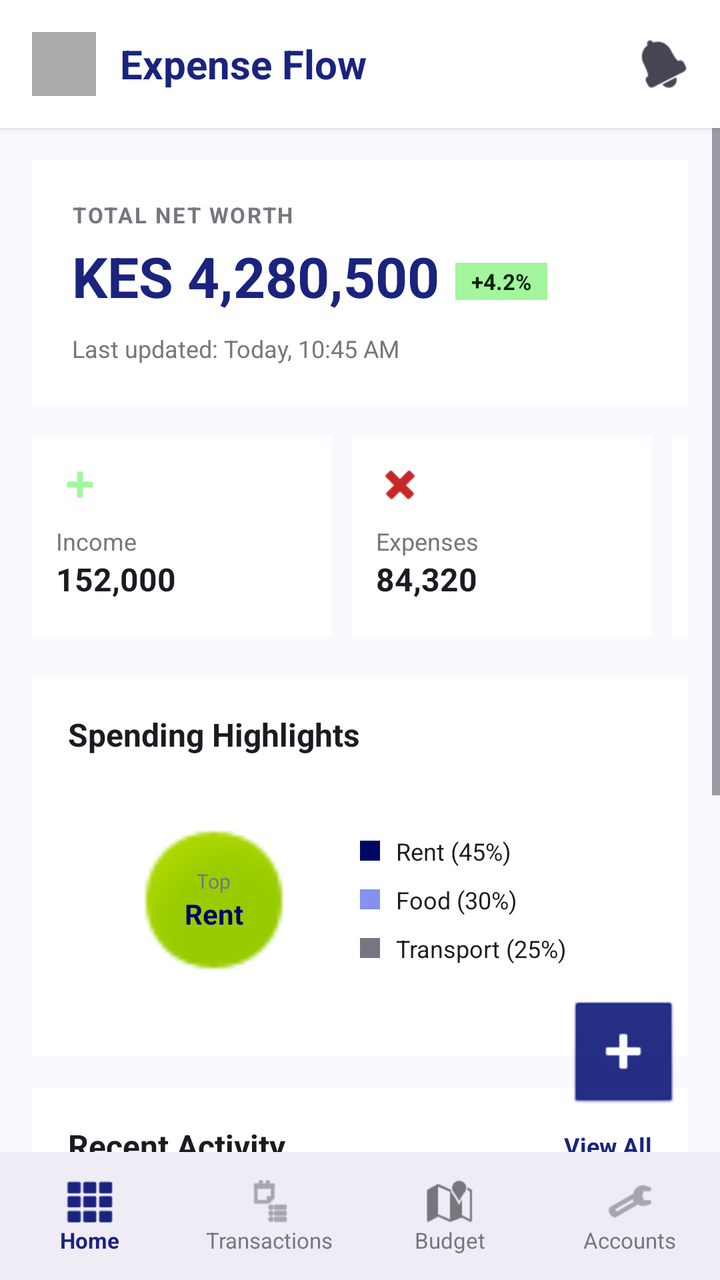
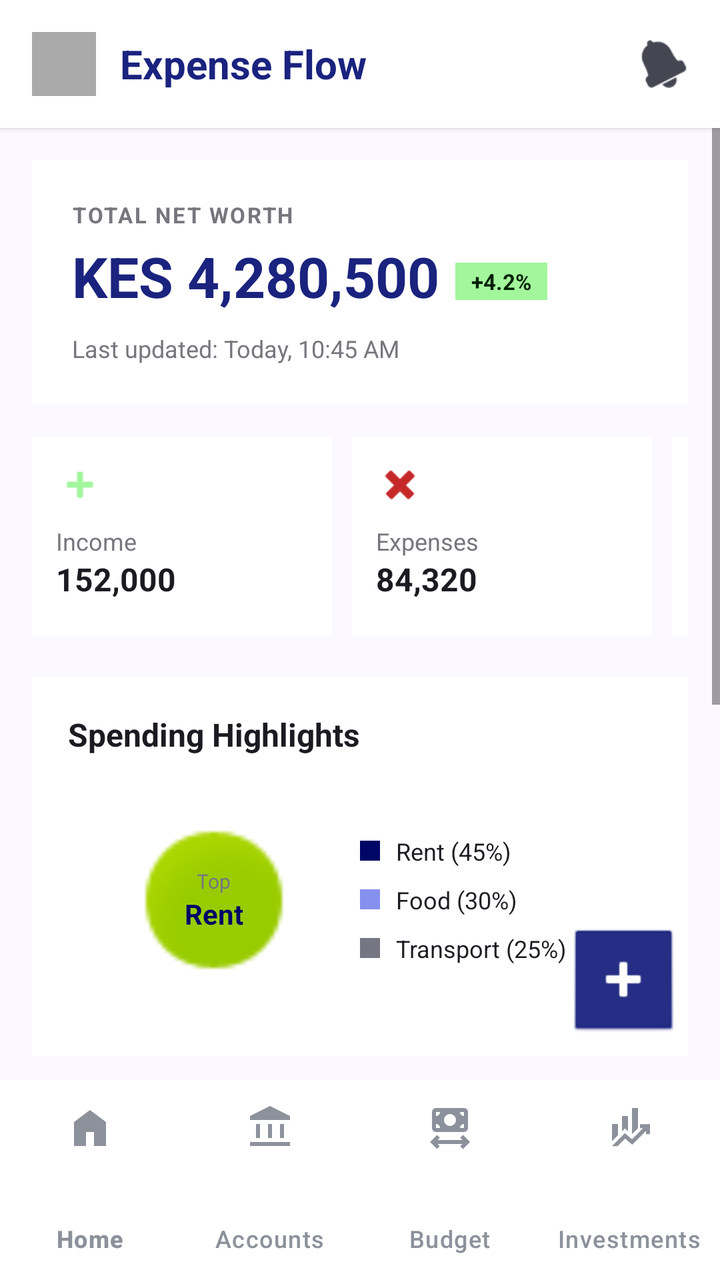

Screens rendered from an Android XML layout before and after an edit, with the pre-edit source and the edit as a unified diff.
<!-- AndroidManifest.xml: application theme Theme.ExpenseFlow -->
<!-- res/layout/activity_home_page.xml -->
<?xml version="1.0" encoding="utf-8"?>
<RelativeLayout xmlns:android="http://schemas.android.com/apk/res/android"
    xmlns:app="http://schemas.android.com/apk/res-auto"
    xmlns:tools="http://schemas.android.com/tools"
    android:layout_width="match_parent"
    android:layout_height="match_parent"
    android:background="@color/Background"
    tools:context=".HomePageActivity"
    android:id="@+id/main">

    
    <RelativeLayout
        android:id="@+id/top_bar"
        android:layout_width="match_parent"
        android:layout_height="64dp"
        android:background="@color/white"
        android:elevation="2dp"
        android:paddingHorizontal="16dp"
        android:layout_alignParentTop="true">

        <LinearLayout
            android:layout_width="wrap_content"
            android:layout_height="wrap_content"
            android:orientation="horizontal"
            android:gravity="center_vertical"
            android:layout_centerVertical="true">

            <ImageView
                android:id="@+id/profile_avatar_mock"
                android:layout_width="32dp"
                android:layout_height="32dp"
                android:src="@android:drawable/sym_def_app_icon"
                android:background="@android:color/darker_gray" />

            <TextView
                android:layout_width="wrap_content"
                android:layout_height="wrap_content"
                android:text="Expense Flow"
                android:textSize="20sp"
                android:textStyle="bold"
                android:textColor="@color/Primary"
                android:layout_marginStart="12dp" />
        </LinearLayout>

        <ImageView
            android:id="@+id/bell_notification_button"
            android:layout_width="24dp"
            android:layout_height="24dp"
            android:src="@android:drawable/ic_popup_reminder"
            android:layout_alignParentEnd="true"
            android:layout_centerVertical="true"
            android:clickable="true"
            android:focusable="true"
            app:tint="@color/TextColor" />
    </RelativeLayout>

    
    <ScrollView
        android:layout_width="match_parent"
        android:layout_height="match_parent"
        android:layout_below="@id/top_bar"
        android:layout_above="@+id/bottom_navigation_container"
        android:fillViewport="true">

        <LinearLayout
            android:layout_width="match_parent"
            android:layout_height="wrap_content"
            android:orientation="vertical"
            android:padding="16dp">

            
            <RelativeLayout
                android:layout_width="match_parent"
                android:layout_height="wrap_content"
                android:background="@color/white"
                android:padding="20dp"
                android:layout_marginBottom="16dp">

                <TextView
                    android:id="@+id/net_worth_label"
                    android:layout_width="wrap_content"
                    android:layout_height="wrap_content"
                    android:text="TOTAL NET WORTH"
                    android:textSize="11sp"
                    android:textStyle="bold"
                    android:textColor="@color/Neutral"
                    android:letterSpacing="0.08" />

                
                <LinearLayout
                    android:id="@+id/net_worth_amount_row"
                    android:layout_width="match_parent"
                    android:layout_height="wrap_content"
                    android:orientation="horizontal"
                    android:gravity="bottom"
                    android:layout_below="@id/net_worth_label"
                    android:layout_marginTop="6dp">

                    <TextView
                        android:id="@+id/net_worth_val_text"
                        android:layout_width="wrap_content"
                        android:layout_height="wrap_content"
                        android:text="KES 4,280,500"
                        android:textSize="28sp"
                        android:textStyle="bold"
                        android:textColor="@color/Primary" />

                    <TextView
                        android:layout_width="wrap_content"
                        android:layout_height="wrap_content"
                        android:text="+4.2%"
                        android:textSize="11sp"
                        android:textStyle="bold"
                        android:textColor="@color/SecondaryTextColor"
                        android:background="@color/Secondary"
                        android:paddingHorizontal="8dp"
                        android:paddingVertical="2dp"
                        android:layout_marginStart="8dp"
                        android:layout_marginBottom="4dp" />
                </LinearLayout>

                <TextView
                    android:id="@+id/last_updated"
                    android:layout_width="wrap_content"
                    android:layout_height="wrap_content"
                    android:layout_below="@id/net_worth_amount_row"
                    android:layout_marginTop="8dp"
                    android:text="Last updated: Today, 10:45 AM"
                    android:textSize="12sp"
                    android:textColor="@color/Neutral" />
            </RelativeLayout>

            
            <HorizontalScrollView
                android:layout_width="match_parent"
                android:layout_height="wrap_content"
                android:scrollbars="none"
                android:layout_marginBottom="16dp">

                <LinearLayout
                    android:layout_width="wrap_content"
                    android:layout_height="wrap_content"
                    android:orientation="horizontal"
                    android:paddingBottom="4dp">

                    
                    <LinearLayout
                        android:layout_width="150dp"
                        android:layout_height="100dp"
                        android:layout_marginEnd="10dp"
                        android:background="#FFFFFF"
                        android:orientation="vertical"
                        android:padding="12dp">
                        <ImageView
                            android:layout_width="24dp"
                            android:layout_height="24dp"
                            android:src="@android:drawable/ic_input_add"
                            app:tint="@color/Secondary" />
                        <TextView
                            android:layout_width="wrap_content"
                            android:layout_height="wrap_content"
                            android:text="Income"
                            android:textSize="12sp"
                            android:textColor="@color/Neutral"
                            android:layout_marginTop="8dp"/>
                        <TextView
                            android:id="@+id/income_amount_text"
                            android:layout_width="wrap_content"
                            android:layout_height="wrap_content"
                            android:text="152,000"
                            android:textSize="16sp"
                            android:textStyle="bold"
                            android:textColor="@color/black"/>
                    </LinearLayout>

                    
                    <LinearLayout
                        android:layout_width="150dp"
                        android:layout_height="100dp"
                        android:layout_marginEnd="10dp"
                        android:background="@color/white"
                        android:orientation="vertical"
                        android:padding="12dp">
                        <ImageView
                            android:layout_width="24dp"
                            android:layout_height="24dp"
                            android:src="@android:drawable/ic_delete"
                            app:tint="@color/Tertiary" />
                        <TextView
                            android:layout_width="wrap_content"
                            android:layout_height="wrap_content"
                            android:text="Expenses"
                            android:textSize="12sp"
                            android:textColor="@color/Neutral"
                            android:layout_marginTop="8dp"/>
                        <TextView
                            android:id="@+id/expenses_amount_text"
                            android:layout_width="wrap_content"
                            android:layout_height="wrap_content"
                            android:text="84,320"
                            android:textSize="16sp"
                            android:textStyle="bold"
                            android:textColor="@color/black"/>
                    </LinearLayout>

                    
                    <LinearLayout
                        android:layout_width="150dp"
                        android:layout_height="100dp"
                        android:layout_marginEnd="10dp"
                        android:background="@color/white"
                        android:orientation="vertical"
                        android:padding="12dp">
                        <ImageView
                            android:layout_width="24dp"
                            android:layout_height="24dp"
                            android:src="@android:drawable/ic_dialog_map"
                            app:tint="@color/Secondary" />
                        <TextView
                            android:layout_width="wrap_content"
                            android:layout_height="wrap_content"
                            android:text="Assets"
                            android:textSize="12sp"
                            android:textColor="@color/Neutral"
                            android:layout_marginTop="8dp"/>

                        <TextView
                            android:id="@+id/asset_amount_text"
                            android:layout_width="wrap_content"
                            android:layout_height="wrap_content"
                            android:text="5.1M"
                            android:textColor="@color/black"
                            android:textSize="16sp"
                            android:textStyle="bold" />
                    </LinearLayout>

                    
                    <LinearLayout
                        android:layout_width="150dp"
                        android:layout_height="100dp"
                        android:background="@color/white"
                        android:orientation="vertical"
                        android:padding="12dp">
                        <ImageView
                            android:layout_width="24dp"
                            android:layout_height="24dp"
                            android:src="@android:drawable/ic_dialog_alert"
                            app:tint="@color/Tertiary" />
                        <TextView
                            android:layout_width="wrap_content"
                            android:layout_height="wrap_content"
                            android:text="Liabilities"
                            android:textSize="12sp"
                            android:textColor="@color/Neutral"
                            android:layout_marginTop="8dp"/>
                        <TextView
                            android:id="@+id/total_liability_text"
                            android:layout_width="wrap_content"
                            android:layout_height="wrap_content"
                            android:text="820,000"
                            android:textSize="16sp"
                            android:textStyle="bold"
                            android:textColor="@color/black"/>
                    </LinearLayout>

                </LinearLayout>
            </HorizontalScrollView>

            
            <LinearLayout
                android:layout_width="match_parent"
                android:layout_height="wrap_content"
                android:orientation="vertical"
                android:background="@color/white"
                android:padding="18dp"
                android:layout_marginBottom="16dp">

                <TextView
                    android:layout_width="wrap_content"
                    android:layout_height="wrap_content"
                    android:text="Spending Highlights"
                    android:textSize="16sp"
                    android:textStyle="bold"
                    android:textColor="@color/black"
                    android:layout_marginBottom="12dp"/>

                <LinearLayout
                    android:layout_width="match_parent"
                    android:layout_height="wrap_content"
                    android:orientation="horizontal"
                    android:gravity="center"
                    android:weightSum="10">

                    <FrameLayout
                        android:layout_width="0dp"
                        android:layout_height="120dp"
                        android:layout_weight="5"
                        android:layout_gravity="center">

                        <View
                            android:layout_width="96dp"
                            android:layout_height="96dp"
                            android:layout_gravity="center"
                            android:background="@android:drawable/presence_online" />

                        <LinearLayout
                            android:layout_width="wrap_content"
                            android:layout_height="wrap_content"
                            android:orientation="vertical"
                            android:gravity="center"
                            android:layout_gravity="center">
                            <TextView
                                android:layout_width="wrap_content"
                                android:layout_height="wrap_content"
                                android:text="Top"
                                android:textSize="10sp"
                                android:textColor="#767683"/>
                            <TextView
                                android:layout_width="wrap_content"
                                android:layout_height="wrap_content"
                                android:text="Rent"
                                android:textSize="14sp"
                                android:textStyle="bold"
                                android:textColor="#000666"/>
                        </LinearLayout>
                    </FrameLayout>

                    <LinearLayout
                        android:layout_width="0dp"
                        android:layout_height="wrap_content"
                        android:layout_weight="5"
                        android:orientation="vertical"
                        android:layout_gravity="center_vertical">

                        <LinearLayout
                            android:layout_width="wrap_content"
                            android:layout_height="wrap_content"
                            android:orientation="horizontal"
                            android:gravity="center_vertical"
                            android:layout_marginBottom="8dp">
                            <View android:layout_width="10dp" android:layout_height="10dp" android:background="#000666" />
                            <TextView android:layout_width="wrap_content" android:layout_height="wrap_content" android:text="Rent (45%)" android:textSize="12sp" android:textColor="#1B1B21" android:layout_marginStart="8dp" />
                        </LinearLayout>

                        <LinearLayout
                            android:layout_width="wrap_content"
                            android:layout_height="wrap_content"
                            android:orientation="horizontal"
                            android:gravity="center_vertical"
                            android:layout_marginBottom="8dp">
                            <View android:layout_width="10dp" android:layout_height="10dp" android:background="#8690EE" />
                            <TextView android:layout_width="wrap_content" android:layout_height="wrap_content" android:text="Food (30%)" android:textSize="12sp" android:textColor="#1B1B21" android:layout_marginStart="8dp" />
                        </LinearLayout>

                        <LinearLayout
                            android:layout_width="wrap_content"
                            android:layout_height="wrap_content"
                            android:orientation="horizontal"
                            android:gravity="center_vertical">
                            <View android:layout_width="10dp" android:layout_height="10dp" android:background="#767683" />
                            <TextView android:layout_width="wrap_content" android:layout_height="wrap_content" android:text="Transport (25%)" android:textSize="12sp" android:textColor="#1B1B21" android:layout_marginStart="8dp" />
                        </LinearLayout>

                    </LinearLayout>
                </LinearLayout>
            </LinearLayout>

            
            <LinearLayout
                android:layout_width="match_parent"
                android:layout_height="wrap_content"
                android:orientation="vertical"
                android:background="#FFFFFF"
                android:padding="18dp"
                android:layout_marginBottom="16dp">

                <RelativeLayout
                    android:layout_width="match_parent"
                    android:layout_height="wrap_content"
                    android:layout_marginBottom="16dp">
                    <TextView
                        android:layout_width="wrap_content"
                        android:layout_height="wrap_content"
                        android:text="Recent Activity"
                        android:textSize="16sp"
                        android:textStyle="bold"
                        android:textColor="@color/black" />
                    <TextView
                        android:id="@+id/view_all_link"
                        android:layout_width="wrap_content"
                        android:layout_height="wrap_content"
                        android:text="View All"
                        android:textSize="12sp"
                        android:textColor="@color/Primary"
                        android:textStyle="bold"
                        android:layout_alignParentEnd="true"
                        android:layout_centerVertical="true"
                        android:clickable="true" />
                </RelativeLayout>

                <androidx.recyclerview.widget.RecyclerView
                    android:id="@+id/recent_activity_recycler_view"
                    android:layout_width="match_parent"
                    android:layout_height="200dp" />

            </LinearLayout>

        </LinearLayout>
    </ScrollView>

    
    <ImageButton
        android:id="@+id/add_transaction_Entry"
        android:layout_width="56dp"
        android:layout_height="56dp"
        android:src="@android:drawable/ic_input_add"
        android:layout_alignParentEnd="true"
        android:layout_above="@+id/bottom_navigation_container"
        android:layout_margin="20dp"
        android:background="@android:drawable/btn_default"
        android:backgroundTint="@color/Primary"
        android:elevation="6dp"
        android:contentDescription="Add manually"
        app:tint="@color/white" />

    
    <LinearLayout
        android:id="@+id/bottom_navigation_container"
        android:layout_width="match_parent"
        android:layout_height="64dp"
        android:orientation="horizontal"
        android:background="@color/BottomNavigation"
        android:layout_alignParentBottom="true"
        android:gravity="center"
        android:weightSum="4">

        <LinearLayout
            android:id="@+id/nav_home"
            android:layout_width="0dp"
            android:layout_height="wrap_content"
            android:layout_weight="1"
            android:orientation="vertical"
            android:gravity="center"
            android:clickable="true"
            android:focusable="true">
            <ImageView
                android:layout_width="24dp"
                android:layout_height="24dp"
                android:src="@android:drawable/ic_dialog_dialer"
                app:tint="@color/Primary" />
            <TextView
                android:layout_width="wrap_content"
                android:layout_height="wrap_content"
                android:text="Home"
                android:textSize="11sp"
                android:textColor="@color/Primary"
                android:textStyle="bold" />
        </LinearLayout>

        <LinearLayout
            android:id="@+id/nav_transactions"
            android:layout_width="0dp"
            android:layout_height="wrap_content"
            android:layout_weight="1"
            android:orientation="vertical"
            android:gravity="center"
            android:clickable="true"
            android:focusable="true">
            <ImageView
                android:layout_width="24dp"
                android:layout_height="24dp"
                android:src="@android:drawable/ic_menu_agenda"
                app:tint="@color/Neutral" />


            <TextView
                android:layout_width="wrap_content"
                android:layout_height="wrap_content"
                android:text="Transactions"
                android:textSize="11sp"
                android:textColor="@color/Neutral" />
        </LinearLayout>

        <LinearLayout
            android:id="@+id/nav_budget"
            android:layout_width="0dp"
            android:layout_height="wrap_content"
            android:layout_weight="1"
            android:orientation="vertical"
            android:gravity="center"
            android:clickable="true"
            android:focusable="true">
            <ImageView
                android:layout_width="24dp"
                android:layout_height="24dp"
                android:src="@android:drawable/ic_dialog_map"
                app:tint="@color/Neutral" />
            <TextView
                android:layout_width="wrap_content"
                android:layout_height="wrap_content"
                android:text="Budget"
                android:textSize="11sp"
                android:textColor="@color/Neutral" />
        </LinearLayout>

        <LinearLayout
            android:id="@+id/nav_accounts"
            android:layout_width="0dp"
            android:layout_height="wrap_content"
            android:layout_weight="1"
            android:orientation="vertical"
            android:gravity="center"
            android:clickable="true"
            android:focusable="true">
            <ImageView
                android:layout_width="24dp"
                android:layout_height="24dp"
                android:src="@android:drawable/ic_menu_preferences"
                app:tint="@color/Neutral" />
            <TextView
                android:layout_width="wrap_content"
                android:layout_height="wrap_content"
                android:text="Accounts"
                android:textSize="11sp"
                android:textColor="@color/Neutral" />
        </LinearLayout>

    </LinearLayout>
</RelativeLayout>
<!-- resources referenced by this layout -->
<resources>
  <color name="Background">#FBF8FF</color>
  <color name="BottomNavigation">#EFECF5</color>
  <color name="Neutral">#77767D</color>
  <color name="Primary">#1A237E</color>
  <color name="Secondary">#A3F69C</color>
  <color name="SecondaryTextColor">#002204</color>
  <color name="Tertiary">#C62828</color>
  <color name="TextColor">#454652</color>
  <color name="black">#1B1B21</color>
  <color name="white">#FFFFFFFF</color>
  <style name="Theme.ExpenseFlow" parent="Base.Theme.ExpenseFlow" />
  <style name="Base.Theme.ExpenseFlow" parent="Theme.Material3.DayNight.NoActionBar">
          
          
      </style>
</resources>

<!-- the commit's change to res/layout/activity_home_page.xml (unified diff, before → after) -->
@@ -1,5 +1,5 @@
 <?xml version="1.0" encoding="utf-8"?>
-<RelativeLayout xmlns:android="http://schemas.android.com/apk/res/android"
+<androidx.constraintlayout.widget.ConstraintLayout xmlns:android="http://schemas.android.com/apk/res/android"
     xmlns:app="http://schemas.android.com/apk/res-auto"
     xmlns:tools="http://schemas.android.com/tools"
     android:layout_width="match_parent"
@@ -16,7 +16,8 @@
         android:background="@color/white"
         android:elevation="2dp"
         android:paddingHorizontal="16dp"
-        android:layout_alignParentTop="true">
+        android:layout_alignParentTop="true"
+        tools:ignore="MissingConstraints">
 
         <LinearLayout
             android:layout_width="wrap_content"
@@ -56,10 +57,13 @@
 
     
     <ScrollView
+        android:id="@+id/nestedScrollView"
         android:layout_width="match_parent"
-        android:layout_height="match_parent"
-        android:layout_below="@id/top_bar"
-        android:layout_above="@+id/bottom_navigation_container"
+        android:layout_height="0dp"
+        app:layout_constraintTop_toBottomOf="@id/top_bar"
+        app:layout_constraintBottom_toTopOf="@id/bottom_navigation"
+        app:layout_constraintStart_toStartOf="parent"
+        app:layout_constraintEnd_toEndOf="parent"
         android:fillViewport="true">
 
         <LinearLayout
@@ -413,117 +417,30 @@
         android:id="@+id/add_transaction_Entry"
         android:layout_width="56dp"
         android:layout_height="56dp"
-        android:src="@android:drawable/ic_input_add"
+        android:layout_above="@+id/bottom_navigation"
         android:layout_alignParentEnd="true"
-        android:layout_above="@+id/bottom_navigation_container"
         android:layout_margin="20dp"
         android:background="@android:drawable/btn_default"
         android:backgroundTint="@color/Primary"
+        android:contentDescription="Add manually"
         android:elevation="6dp"
-        android:contentDescription="Add manually"
+        android:src="@android:drawable/ic_input_add"
+        app:layout_constraintBottom_toBottomOf="@+id/nestedScrollView"
+        app:layout_constraintEnd_toEndOf="parent"
         app:tint="@color/white" />
 
     
-    <LinearLayout
-        android:id="@+id/bottom_navigation_container"
+    <com.google.android.material.bottomnavigation.BottomNavigationView
+        android:id="@+id/bottom_navigation"
         android:layout_width="match_parent"
-        android:layout_height="64dp"
-        android:orientation="horizontal"
-        android:background="@color/BottomNavigation"
-        android:layout_alignParentBottom="true"
-        android:gravity="center"
-        android:weightSum="4">
-
-        <LinearLayout
-            android:id="@+id/nav_home"
-            android:layout_width="0dp"
-            android:layout_height="wrap_content"
-            android:layout_weight="1"
-            android:orientation="vertical"
-            android:gravity="center"
-            android:clickable="true"
-            android:focusable="true">
-            <ImageView
-                android:layout_width="24dp"
-                android:layout_height="24dp"
-                android:src="@android:drawable/ic_dialog_dialer"
-                app:tint="@color/Primary" />
-            <TextView
-                android:layout_width="wrap_content"
-                android:layout_height="wrap_content"
-                android:text="Home"
-                android:textSize="11sp"
-                android:textColor="@color/Primary"
-                android:textStyle="bold" />
-        </LinearLayout>
-
-        <LinearLayout
-            android:id="@+id/nav_transactions"
-            android:layout_width="0dp"
-            android:layout_height="wrap_content"
-            android:layout_weight="1"
-            android:orientation="vertical"
-            android:gravity="center"
-            android:clickable="true"
-            android:focusable="true">
-            <ImageView
-                android:layout_width="24dp"
-                android:layout_height="24dp"
-                android:src="@android:drawable/ic_menu_agenda"
-                app:tint="@color/Neutral" />
-
-
-            <TextView
-                android:layout_width="wrap_content"
-                android:layout_height="wrap_content"
-                android:text="Transactions"
-                android:textSize="11sp"
-                android:textColor="@color/Neutral" />
-        </LinearLayout>
-
-        <LinearLayout
-            android:id="@+id/nav_budget"
-            android:layout_width="0dp"
-            android:layout_height="wrap_content"
-            android:layout_weight="1"
-            android:orientation="vertical"
-            android:gravity="center"
-            android:clickable="true"
-            android:focusable="true">
-            <ImageView
-                android:layout_width="24dp"
-                android:layout_height="24dp"
-                android:src="@android:drawable/ic_dialog_map"
-                app:tint="@color/Neutral" />
-            <TextView
-                android:layout_width="wrap_content"
-                android:layout_height="wrap_content"
-                android:text="Budget"
-                android:textSize="11sp"
-                android:textColor="@color/Neutral" />
-        </LinearLayout>
-
-        <LinearLayout
-            android:id="@+id/nav_accounts"
-            android:layout_width="0dp"
-            android:layout_height="wrap_content"
-            android:layout_weight="1"
-            android:orientation="vertical"
-            android:gravity="center"
-            android:clickable="true"
-            android:focusable="true">
-            <ImageView
-                android:layout_width="24dp"
-                android:layout_height="24dp"
-                android:src="@android:drawable/ic_menu_preferences"
-                app:tint="@color/Neutral" />
-            <TextView
-                android:layout_width="wrap_content"
-                android:layout_height="wrap_content"
-                android:text="Accounts"
-                android:textSize="11sp"
-                android:textColor="@color/Neutral" />
-        </LinearLayout>
-
-    </LinearLayout>
-</RelativeLayout>
+        android:layout_height="100dp"
+        android:layout_gravity="bottom"
+        android:background="@color/white"
+        app:itemIconTint="#8C919B"
+        app:itemTextColor="#8C919B"
+        app:labelVisibilityMode="labeled"
+        app:layout_constraintBottom_toBottomOf="parent"
+        app:menu="@menu/bottom_nav_menu">
+    </com.google.android.material.bottomnavigation.BottomNavigationView>
+
+</androidx.constraintlayout.widget.ConstraintLayout>
<!-- resource entries referenced after the edit -->
@@ -1,7 +1,6 @@
 <!-- resources referenced by this layout -->
 <resources>
   <color name="Background">#FBF8FF</color>
-  <color name="BottomNavigation">#EFECF5</color>
   <color name="Neutral">#77767D</color>
   <color name="Primary">#1A237E</color>
   <color name="Secondary">#A3F69C</color>
